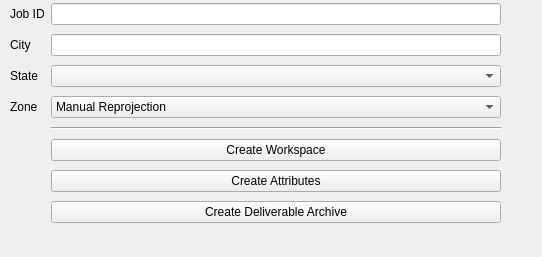
minorsecond/CF_Tool, file ui/mainwindow.ui: the form before one commit.
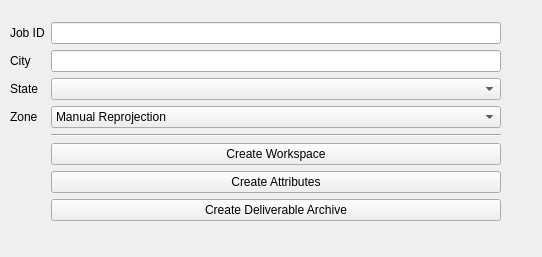
The form after the commit.

Commit message: Add vertical space

What changed in the file:
```diff
--- a/ui/mainwindow.ui
+++ b/ui/mainwindow.ui
@@ -20,62 +20,76 @@
       <x>10</x>
       <y>0</y>
       <width>491</width>
-      <height>231</height>
+      <height>221</height>
      </rect>
     </property>
     <layout class="QGridLayout" name="gridLayout_2">
-     <item row="0" column="1">
-      <widget class="QLineEdit" name="JobIDInput"/>
+     <item row="7" column="1">
+      <widget class="QPushButton" name="AC_ProcessButton">
+       <property name="text">
+        <string>Create Attributes</string>
+       </property>
+      </widget>
+     </item>
+     <item row="8" column="1">
+      <widget class="QPushButton" name="DA_ProcessButton">
+       <property name="text">
+        <string>Create Deliverable Archive</string>
+       </property>
+      </widget>
      </item>
      <item row="1" column="1">
-      <widget class="QLineEdit" name="CityInput"/>
+      <widget class="QLineEdit" name="JobIDInput"/>
+     </item>
+     <item row="4" column="0">
+      <widget class="QLabel" name="utmZoneLabel">
+       <property name="text">
+        <string>Zone</string>
+       </property>
+      </widget>
      </item>
      <item row="5" column="1">
+      <widget class="Line" name="line">
+       <property name="orientation">
+        <enum>Qt::Horizontal</enum>
+       </property>
+      </widget>
+     </item>
+     <item row="1" column="0">
+      <widget class="QLabel" name="label">
+       <property name="text">
+        <string>Job ID</string>
+       </property>
+      </widget>
+     </item>
+     <item row="6" column="1">
       <widget class="QPushButton" name="WC_ProcuessButton">
        <property name="text">
         <string>Create Workspace</string>
        </property>
       </widget>
      </item>
-     <item row="2" column="0">
+     <item row="3" column="0">
       <widget class="QLabel" name="label_2">
        <property name="text">
         <string>State</string>
        </property>
       </widget>
      </item>
-     <item row="3" column="0">
-      <widget class="QLabel" name="utmZoneLabel">
-       <property name="text">
-        <string>Zone</string>
-       </property>
-      </widget>
-     </item>
-     <item row="6" column="1">
-      <widget class="QPushButton" name="AC_ProcessButton">
-       <property name="text">
-        <string>Create Attributes</string>
-       </property>
-      </widget>
-     </item>
-     <item row="2" column="1">
+     <item row="3" column="1">
       <widget class="QComboBox" name="StateInput"/>
      </item>
-     <item row="1" column="0">
+     <item row="2" column="0">
       <widget class="QLabel" name="label_3">
        <property name="text">
         <string>City</string>
        </property>
       </widget>
      </item>
-     <item row="7" column="1">
-      <widget class="QPushButton" name="DA_ProcessButton">
-       <property name="text">
-        <string>Create Deliverable Archive</string>
-       </property>
-      </widget>
+     <item row="2" column="1">
+      <widget class="QLineEdit" name="CityInput"/>
      </item>
-     <item row="3" column="1">
+     <item row="4" column="1">
       <widget class="QComboBox" name="utmZoneBox">
        <item>
         <property name="text">
@@ -84,19 +98,18 @@
        </item>
       </widget>
      </item>
-     <item row="0" column="0">
-      <widget class="QLabel" name="label">
-       <property name="text">
-        <string>Job ID</string>
-       </property>
-      </widget>
-     </item>
-     <item row="4" column="1">
-      <widget class="Line" name="line">
+     <item row="0" column="1">
+      <spacer name="verticalSpacer">
        <property name="orientation">
-        <enum>Qt::Horizontal</enum>
+        <enum>Qt::Vertical</enum>
        </property>
-      </widget>
+       <property name="sizeHint" stdset="0">
+        <size>
+         <width>20</width>
+         <height>40</height>
+        </size>
+       </property>
+      </spacer>
      </item>
     </layout>
    </widget>
```
